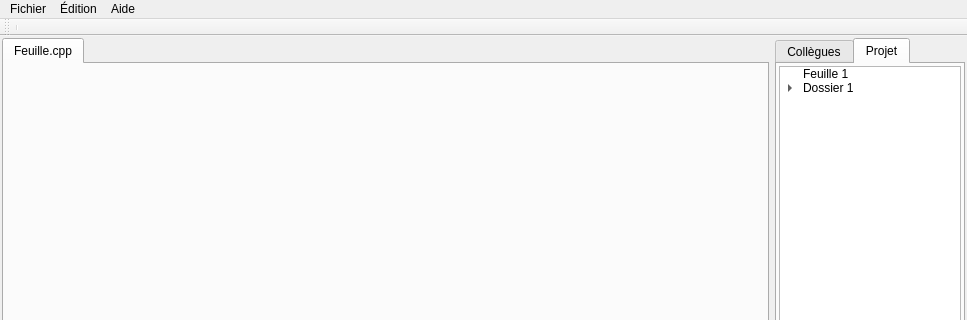
im-jon/CLL-Synergie, file Client/Client_Synergie/fenetreprincipale.ui: the form before one commit; both pictures show x 0 to 967 and y 0 to 320 of the 967 by 716 pixel window.
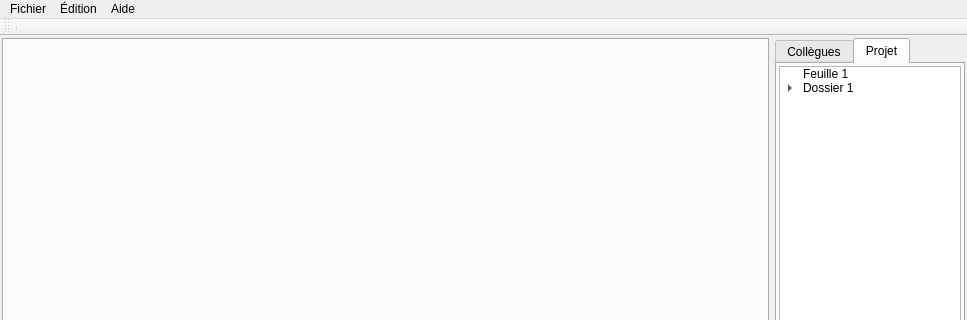
The form after the commit. The open tabs and pages were chosen to show the change. Icons and pictures are not drawn.

```diff
--- a/Client/Client_Synergie/fenetreprincipale.ui
+++ b/Client/Client_Synergie/fenetreprincipale.ui
@@ -41,22 +41,18 @@
            <verstretch>0</verstretch>
           </sizepolicy>
          </property>
+         <property name="tabShape">
+          <enum>QTabWidget::Rounded</enum>
+         </property>
          <property name="currentIndex">
           <number>0</number>
          </property>
-         <widget class="QWidget" name="tabFeuille1">
-          <attribute name="title">
-           <string>Feuille.cpp</string>
-          </attribute>
-          <layout class="QGridLayout" name="gridLayout_2">
-           <property name="margin">
-            <number>0</number>
-           </property>
-           <item row="0" column="0">
-            <layout class="QGridLayout" name="gridLayout"/>
-           </item>
-          </layout>
-         </widget>
+         <property name="tabsClosable">
+          <bool>true</bool>
+         </property>
+         <property name="movable">
+          <bool>false</bool>
+         </property>
         </widget>
        </item>
        <item row="0" column="1">
```
Left out of the diff: 6 changed lines with no effect on the pictures.
